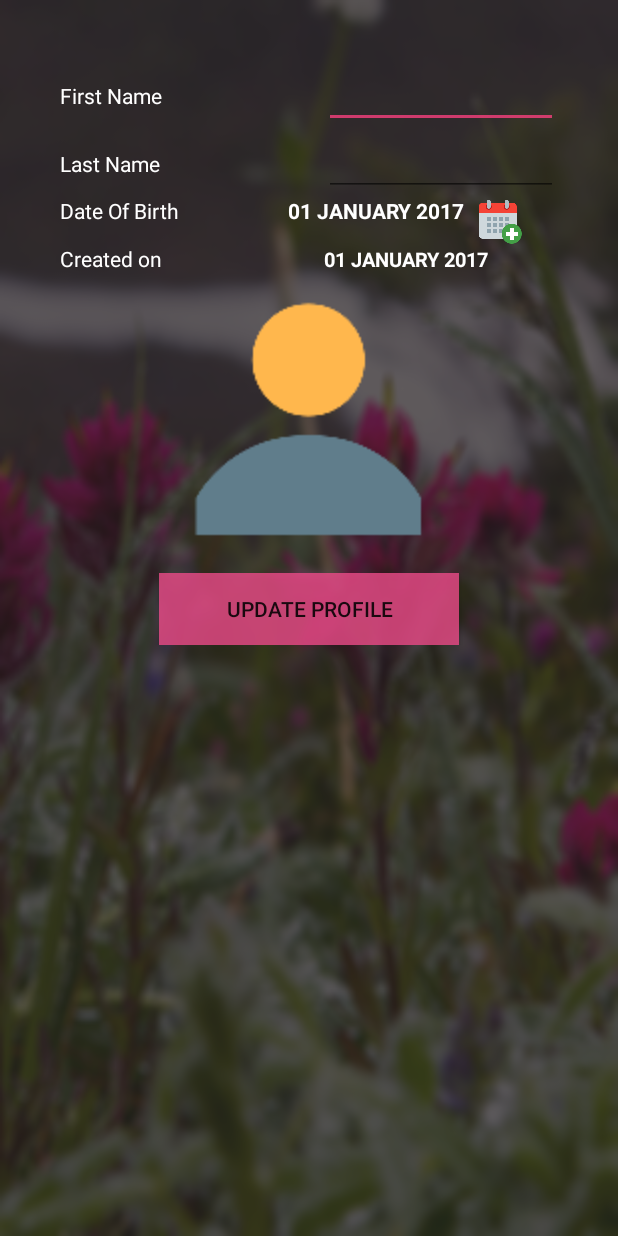
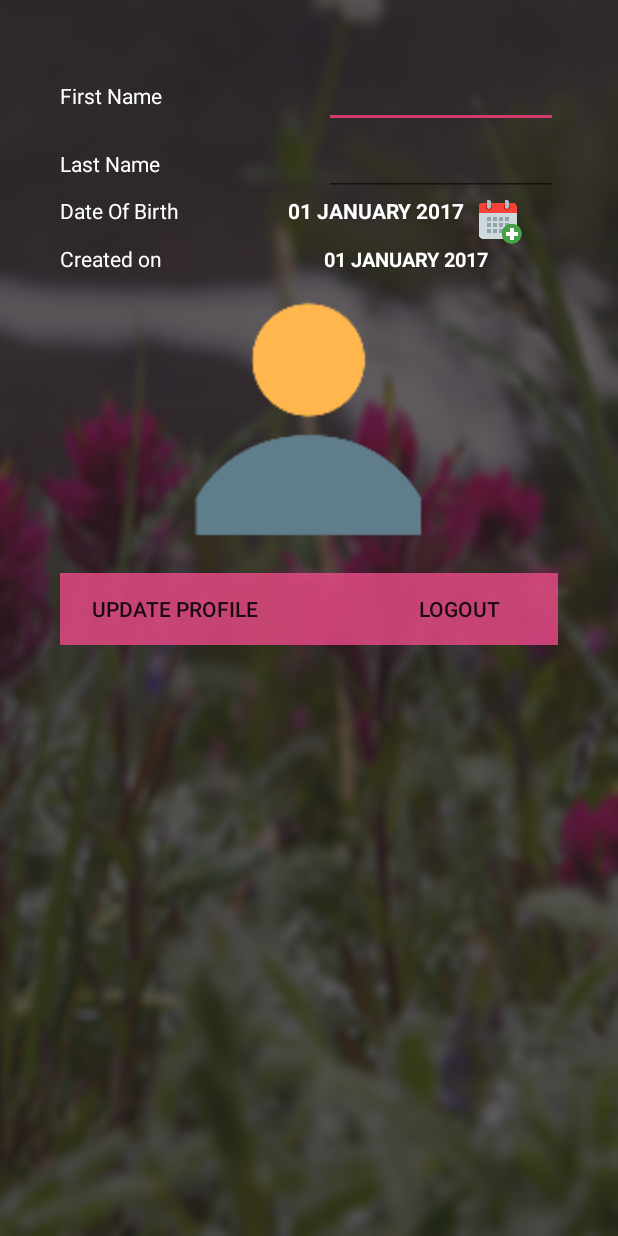
Before and after one commit to gntimba/Travel_Guide, an Android app: the layout activity_cust.xml on its own in the app's theme, with its tools: preview values and no code run, on a phone screen of 412 x 824 dp. Run offline under Robolectric (Android 15) with nearby library versions, the phone set to English and light mode, and no system bars.

Commit message:
created logout

```diff
--- a/app/src/main/res/layout/activity_cust.xml
+++ b/app/src/main/res/layout/activity_cust.xml
@@ -152,6 +152,14 @@
                 android:background="#cfea4c88"
                 android:onClick="btnUpdate"
                 android:text="Update Profile" />
+
+            <Button
+                android:id="@+id/logout"
+                android:layout_width="wrap_content"
+                android:layout_height="wrap_content"
+                android:onClick="btnLogout"
+                android:background="#cfea4c88"
+                android:text="LOGOUT" />
         </TableRow>
 
 
```
Also changed, not shown: app/src/main/java/za/ac/tut/travel_guide/Customer/custProfile.java (+11 -0 lines).
